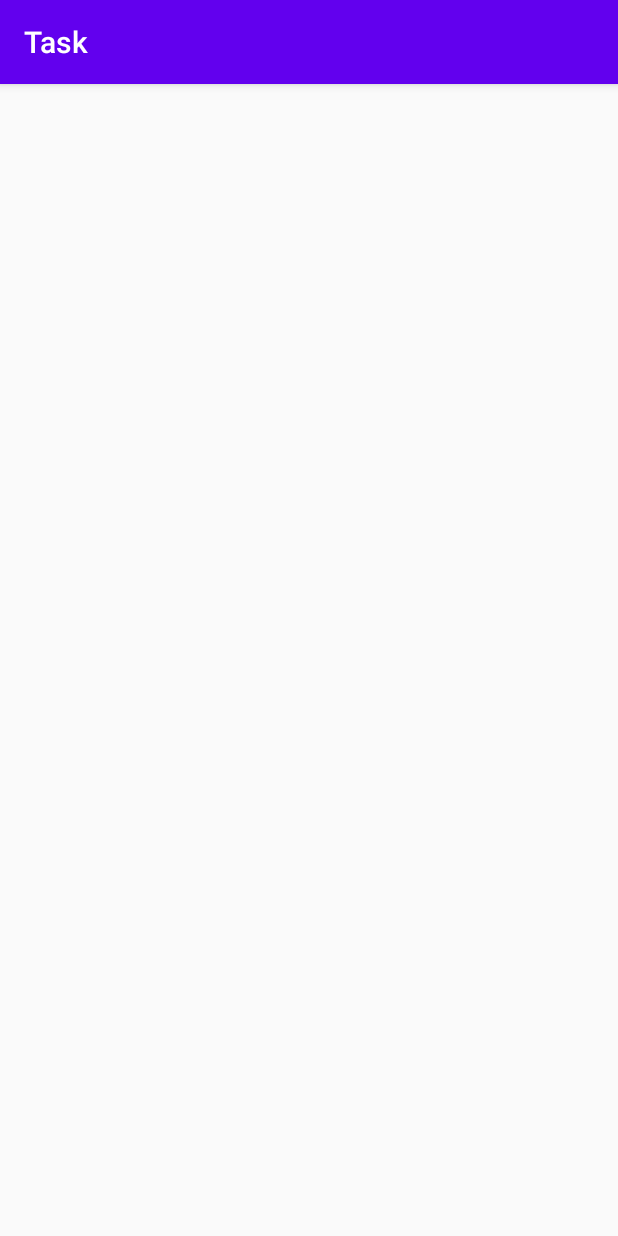
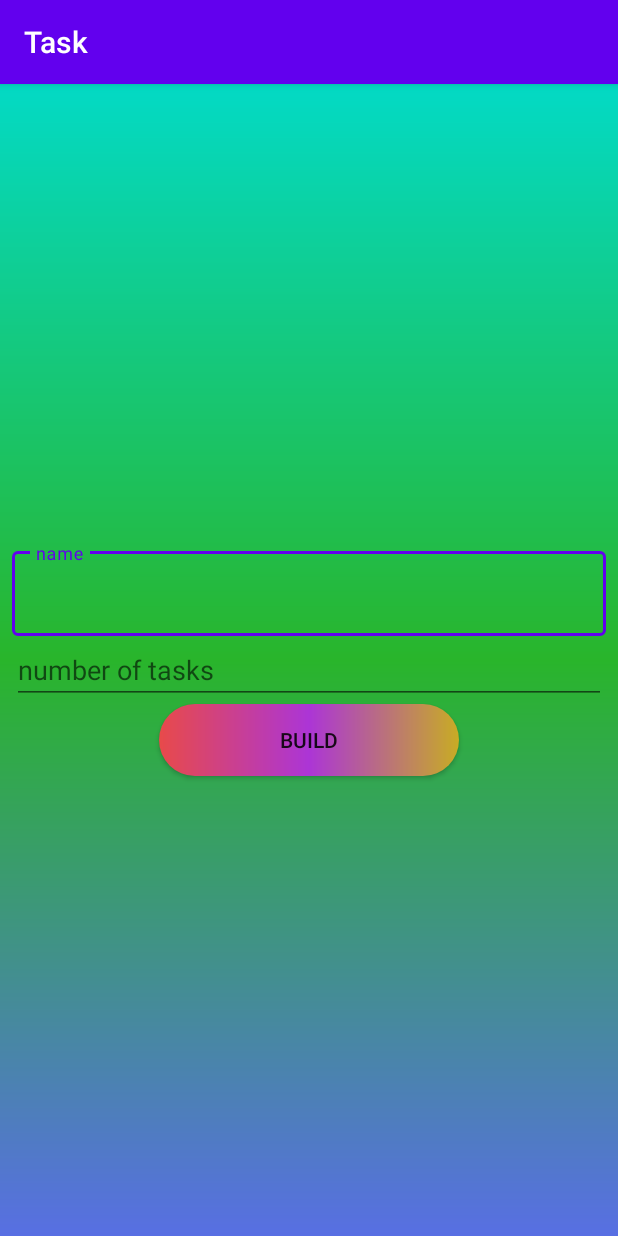
Before and after one commit to sirMojtaba/MyTaskManager, an Android app: the screen it shows after launch (TaskActivity before the commit, StarterActivity after it), after a tap on "BUILD", on a phone screen of 412 x 824 dp. Run offline under Robolectric (Android 15) with nearby library versions, the phone set to English and light mode, and no system bars.

Commit message:
+ Create activities and fragments + Create single fragment activity

```diff
--- a/app/build.gradle
+++ b/app/build.gradle
@@ -28,7 +28,8 @@ dependencies {
     implementation 'androidx.constraintlayout:constraintlayout:2.0.1'
     implementation 'androidx.legacy:legacy-support-v4:1.0.0'
     implementation 'androidx.recyclerview:recyclerview:1.1.0'
-    testImplementation 'junit:junit:4.12'
+    implementation 'com.google.android.material:material:1.2.1'
+    testImplementation 'junit:junit:4.13'
     androidTestImplementation 'androidx.test.ext:junit:1.1.2'
     androidTestImplementation 'androidx.test.espresso:espresso-core:3.3.0'
 
--- a/app/src/main/AndroidManifest.xml
+++ b/app/src/main/AndroidManifest.xml
@@ -9,8 +9,8 @@
         android:roundIcon="@mipmap/ic_launcher_round"
         android:supportsRtl="true"
         android:theme="@style/AppTheme">
-        <activity android:name=".controller.activity.TaskActivity"></activity>
-        <activity android:name=".controller.activity.UserActivity">
+        <activity android:name=".controller.activity.TaskListActivity"></activity>
+        <activity android:name=".controller.activity.StarterActivity">
             <intent-filter>
                 <action android:name="android.intent.action.MAIN" />
 
--- /dev/null
+++ b/app/src/main/java/com/example/task/controller/activity/StarterActivity.java
@@ -0,0 +1,13 @@
+package com.example.task.controller.activity;
+
+import androidx.fragment.app.Fragment;
+
+import com.example.task.controller.fragment.StarterFragment;
+
+public class StarterActivity extends SingleFragmentActivity {
+
+    @Override
+    public Fragment createFragment() {
+        return new StarterFragment();
+    }
+}
--- a/app/src/main/java/com/example/task/controller/activity/TaskActivity.java
+++ /dev/null
@@ -1,14 +0,0 @@
-package com.example.task.controller.activity;
-
-import androidx.fragment.app.Fragment;
-
-import com.example.task.controller.fragment.TaskFragment;
-
-public class TaskActivity extends SingleFragmentActivity {
-
-    @Override
-    public Fragment createFragment() {
-        return new TaskFragment();
-    }
-
-}
--- a/app/src/main/java/com/example/task/controller/activity/UserActivity.java
+++ /dev/null
@@ -1,13 +0,0 @@
-package com.example.task.controller.activity;
-
-import androidx.fragment.app.Fragment;
-
-import com.example.task.controller.fragment.UserFragment;
-
-public class UserActivity extends SingleFragmentActivity {
-
-    @Override
-    public Fragment createFragment() {
-        return new UserFragment();
-    }
-}
--- a/app/src/main/java/com/example/task/controller/fragment/UserFragment.java
+++ b/app/src/main/java/com/example/task/controller/fragment/StarterFragment.java
@@ -10,12 +10,14 @@ import android.view.View;
 import android.view.ViewGroup;
 import android.widget.Button;
 import android.widget.EditText;
+import android.widget.Toast;
 
 import com.example.task.R;
-import com.example.task.controller.activity.TaskActivity;
+import com.example.task.controller.activity.TaskListActivity;
+import com.google.android.material.textfield.TextInputEditText;
 
 
-public class UserFragment extends Fragment {
+public class StarterFragment extends Fragment {
     public static final String EXTRA_NUMBER_OF_TASKS = "number of tasks";
     public static final String EXTRA_USER_NAME = "user name";
     private EditText mEditTextUserName;
@@ -23,16 +25,16 @@ public class UserFragment extends Fragment {
     private Button mButtonBuild;
 
 
-    public UserFragment() {
+    public StarterFragment() {
         // Required empty public constructor
     }
 
-    /*public static UserFragment newInstance() {
-        UserFragment fragment = new UserFragment();
+    public static StarterFragment newInstance() {
+        StarterFragment fragment = new StarterFragment();
         Bundle args = new Bundle();
         fragment.setArguments(args);
         return fragment;
-    }*/
+    }
 
     @Override
     public void onCreate(Bundle savedInstanceState) {
@@ -44,7 +46,7 @@ public class UserFragment extends Fragment {
     public View onCreateView(LayoutInflater inflater, ViewGroup container,
                              Bundle savedInstanceState) {
         // Inflate the layout for this fragment
-        View view = inflater.inflate(R.layout.fragment_user, container, false);
+        View view = inflater.inflate(R.layout.fragment_starter, container, false);
         findViews(view);
         setClickListeners();
         return view;
@@ -54,16 +56,21 @@ public class UserFragment extends Fragment {
         mEditTextUserName = view.findViewById(R.id.edit_text_user_name);
         mEditTextNumberOfTasks = view.findViewById(R.id.edit_text_number_of_tasks);
         mButtonBuild = view.findViewById(R.id.button_build);
+
     }
 
     private void setClickListeners() {
         mButtonBuild.setOnClickListener(new View.OnClickListener() {
             @Override
             public void onClick(View view) {
-                Intent intent = new Intent(getActivity(), TaskActivity.class);
-                intent.putExtra(EXTRA_NUMBER_OF_TASKS, mEditTextNumberOfTasks.toString());
-                intent.putExtra(EXTRA_USER_NAME, mEditTextUserName.toString());
-                startActivity(intent);
+                if (mEditTextUserName.getText().length() == 0 || mEditTextNumberOfTasks.getText().length() == 0)
+                    Toast.makeText(getActivity(), "fill the blanks first!", Toast.LENGTH_SHORT).show();
+                else {
+                    Intent intent = new Intent(getActivity(), TaskListActivity.class);
+                    intent.putExtra(EXTRA_USER_NAME, mEditTextUserName.getText().toString());
+                    intent.putExtra(EXTRA_NUMBER_OF_TASKS, Integer.parseInt(mEditTextNumberOfTasks.getText().toString()));
+                    startActivity(intent);
+                }
             }
         });
     }
--- a/app/src/main/java/com/example/task/controller/fragment/TaskFragment.java
+++ /dev/null
@@ -1,59 +0,0 @@
-package com.example.task.controller.fragment;
-
-import android.content.Intent;
-import android.os.Bundle;
-
-import androidx.annotation.NonNull;
-import androidx.fragment.app.Fragment;
-import androidx.recyclerview.widget.LinearLayoutManager;
-import androidx.recyclerview.widget.RecyclerView;
-
-import android.view.LayoutInflater;
-import android.view.View;
-import android.view.ViewGroup;
-
-import com.example.task.R;
-
-
-public class TaskFragment extends Fragment {
-    private RecyclerView mRecyclerView;
-
-
-
-    public TaskFragment() {
-        // Required empty public constructor
-    }
-
-    /*public static TaskFragment newInstance() {
-        TaskFragment fragment = new TaskFragment();
-        Bundle args = new Bundle();
-        fragment.setArguments(args);
-        return fragment;
-    }*/
-
-    @Override
-    public void onCreate(Bundle savedInstanceState) {
-        super.onCreate(savedInstanceState);
-
-    }
-
-    @Override
-    public View onCreateView(LayoutInflater inflater, ViewGroup container,
-                             Bundle savedInstanceState) {
-        // Inflate the layout for this fragment
-        View view = inflater.inflate(R.layout.fragment_task, container, false);
-        findViews(view);
-        mRecyclerView.setLayoutManager(new LinearLayoutManager(getActivity()));
-        return view;
-    }
-
-    private void findViews(View view) {
-        mRecyclerView = view.findViewById(R.id.recycler_view);
-    }
-    private class TaskHolder extends RecyclerView.ViewHolder{
-
-        public TaskHolder(@NonNull View itemView) {
-            super(itemView);
-        }
-    }
-}
--- /dev/null
+++ b/app/src/main/res/drawable/gradient.xml
@@ -0,0 +1,12 @@
+<?xml version="1.0" encoding="utf-8"?>
+
+<shape xmlns:android="http://schemas.android.com/apk/res/android">
+    <gradient
+        android:startColor="#586FE3"
+        android:endColor="@color/colorAccent"
+        android:centerColor="#29B52B"
+        android:angle="90"
+        />
+
+
+</shape>
--- /dev/null
+++ b/app/src/main/res/drawable/gradient_button.xml
@@ -0,0 +1,13 @@
+<?xml version="1.0" encoding="utf-8"?>
+<shape xmlns:android="http://schemas.android.com/apk/res/android">
+    <gradient
+        android:startColor="#E84A4A"
+        android:centerColor="#AC35D6"
+        android:endColor="#C8AC24"
+        android:angle="0"
+        />
+    <corners
+        android:radius="30dp"
+        />
+
+</shape>
--- a/app/src/main/res/layout/activity_single_fragment.xml
+++ b/app/src/main/res/layout/activity_single_fragment.xml
@@ -5,7 +5,7 @@
     android:layout_width="match_parent"
     android:layout_height="match_parent"
     android:orientation="vertical"
-    tools:context=".controller.activity.UserActivity">
+    tools:context=".controller.activity.StarterActivity">
 
     <FrameLayout
         android:id="@+id/fragment_container"
--- /dev/null
+++ b/app/src/main/res/layout/fragment_starter.xml
@@ -0,0 +1,42 @@
+<?xml version="1.0" encoding="utf-8"?>
+<LinearLayout xmlns:android="http://schemas.android.com/apk/res/android"
+    xmlns:app="http://schemas.android.com/apk/res-auto"
+    xmlns:tools="http://schemas.android.com/tools"
+    android:layout_width="match_parent"
+    android:layout_height="match_parent"
+    android:background="@drawable/gradient"
+    android:gravity="center"
+    android:orientation="vertical"
+    android:padding="8dp"
+    tools:context=".controller.fragment.StarterFragment">
+
+    <com.google.android.material.textfield.TextInputLayout
+        style="@style/Widget.MaterialComponents.TextInputLayout.OutlinedBox"
+        android:layout_width="match_parent"
+        android:layout_height="wrap_content"
+        app:boxBackgroundMode="outline">
+
+        <EditText
+            android:id="@+id/edit_text_user_name"
+            android:layout_width="match_parent"
+            android:layout_height="wrap_content"
+            android:gravity="start|top"
+            android:hint="name"
+            android:inputType="textMultiLine" />
+    </com.google.android.material.textfield.TextInputLayout>
+
+    <EditText
+        android:id="@+id/edit_text_number_of_tasks"
+        android:layout_width="match_parent"
+        android:layout_height="wrap_content"
+        android:ems="10"
+        android:hint="number of tasks"
+        android:inputType="number" />
+
+    <Button
+        android:id="@+id/button_build"
+        android:layout_width="200dp"
+        android:layout_height="wrap_content"
+        android:background="@drawable/gradient_button"
+        android:text="build" />
+</LinearLayout>
--- a/app/src/main/res/layout/fragment_task.xml
+++ b/app/src/main/res/layout/fragment_task_list.xml
@@ -4,6 +4,8 @@
     android:id="@+id/recycler_view"
     android:layout_width="match_parent"
     android:layout_height="match_parent"
-    tools:context=".controller.fragment.TaskFragment">
+    android:background="@drawable/gradient"
+    android:padding="8dp"
+    tools:context=".controller.fragment.TaskListFragment">
 
 </androidx.recyclerview.widget.RecyclerView>
```
Also changed, not shown: app/src/main/java/com/example/task/controller/activity/TaskListActivity.java (added, +14 -0 lines), app/src/main/java/com/example/task/controller/fragment/TaskListFragment.java (added, +141 -0 lines), app/src/main/java/com/example/task/model/Task.java (+21 -1 lines), app/src/main/java/com/example/task/repository/TaskRepository.java (+10 -7 lines), app/src/main/res/layout/fragment_user.xml (deleted, +0 -32 lines), app/src/main/res/layout/list_row.xml (added, +28 -0 lines).
